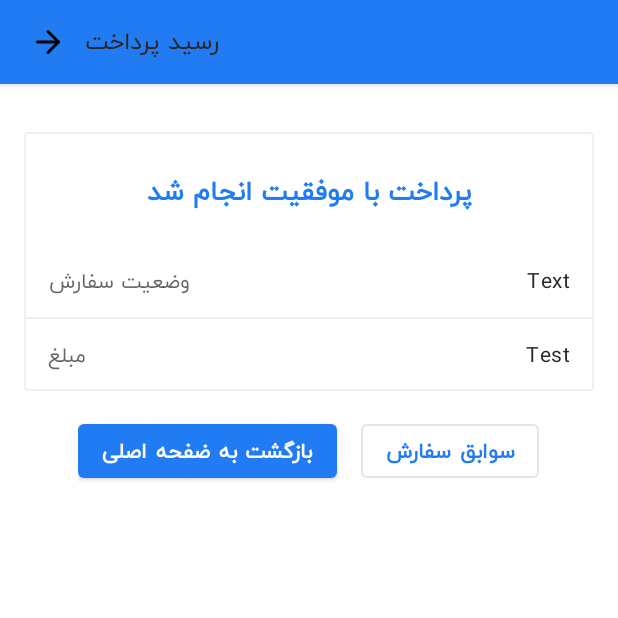
After one commit to codewithminer/NikeShop, an Android app: the CheckoutActivity screen opened directly, with no data from a screen before it, on a phone screen of 412 x 824 dp, the top half of it. The commit adds this screen. Run offline under Robolectric (Android 15) with nearby library versions, the phone set to English and light mode, and no system bars; network calls fail.

Commit message:
checkout part1

```diff
--- a/app/src/main/java/com/example/nikeshop/data/CartResponse.kt
+++ b/app/src/main/java/com/example/nikeshop/data/CartResponse.kt
@@ -1,4 +1,7 @@
 package com.example.nikeshop.data
+
+import android.os.Parcelable
+import kotlinx.android.parcel.Parcelize
 
 data class CartResponse(
     val cart_items: List<CartItem>,
@@ -7,8 +10,9 @@ data class CartResponse(
     val total_price: Int
 )
 
+@Parcelize
 data class PurchaseDetail(
     var totalPrice:Int,
     var shipping_cost: Int,
     var payable_price: Int
-        )
+        ): Parcelable
--- /dev/null
+++ b/app/src/main/java/com/example/nikeshop/data/SubmitOrderResult.kt
@@ -0,0 +1,6 @@
+package com.example.nikeshop.data
+
+data class SubmitOrderResult(
+    val order_id:Int,
+    val bank_gateway_url:String
+)
--- /dev/null
+++ b/app/src/main/java/com/example/nikeshop/feature/checkout/CheckoutActivity.kt
@@ -0,0 +1,12 @@
+package com.example.nikeshop.feature.checkout
+
+import androidx.appcompat.app.AppCompatActivity
+import android.os.Bundle
+import com.example.nikeshop.R
+
+class CheckoutActivity : AppCompatActivity() {
+    override fun onCreate(savedInstanceState: Bundle?) {
+        super.onCreate(savedInstanceState)
+        setContentView(R.layout.activity_checkout)
+    }
+}
--- /dev/null
+++ b/app/src/main/res/layout/activity_checkout.xml
@@ -0,0 +1,133 @@
+<?xml version="1.0" encoding="utf-8"?>
+<androidx.coordinatorlayout.widget.CoordinatorLayout xmlns:android="http://schemas.android.com/apk/res/android"
+    xmlns:app="http://schemas.android.com/apk/res-auto"
+    xmlns:tools="http://schemas.android.com/tools"
+    android:layout_width="match_parent"
+    android:layout_height="match_parent"
+    tools:context=".feature.checkout.CheckoutActivity">
+
+    <com.google.android.material.appbar.AppBarLayout
+        android:layout_width="match_parent"
+        android:layout_height="wrap_content">
+        <com.example.nikeshop.view.NikeToolBar
+            android:layout_width="match_parent"
+            android:layout_height="?actionBarSize"
+            app:nt_toolbar="@string/checkoutToolbarTitle"/>
+    </com.google.android.material.appbar.AppBarLayout>
+
+    <LinearLayout
+        android:layout_width="match_parent"
+        android:layout_height="wrap_content"
+        android:orientation="vertical"
+        android:paddingTop="32dp"
+        app:layout_behavior="com.google.android.material.appbar.AppBarLayout$ScrollingViewBehavior">
+
+        <androidx.constraintlayout.widget.ConstraintLayout
+            android:layout_width="match_parent"
+            android:layout_height="wrap_content"
+            android:layout_marginEnd="16dp"
+            android:layout_marginStart="16dp"
+            android:background="@drawable/background_comment">
+
+            <TextView
+                android:id="@+id/purchaseStatusTv"
+                android:layout_width="wrap_content"
+                android:layout_height="wrap_content"
+                android:layout_marginTop="24dp"
+                android:text="پرداخت با موفقیت انجام شد"
+                android:textAppearance="?textAppearanceHeadline5"
+                android:textColor="?colorPrimary"
+                android:textStyle="bold"
+                app:layout_constraintEnd_toEndOf="parent"
+                app:layout_constraintStart_toStartOf="parent"
+                app:layout_constraintTop_toTopOf="parent" />
+
+            <TextView
+                android:id="@+id/textView7"
+                android:layout_width="wrap_content"
+                android:layout_height="wrap_content"
+                android:layout_marginStart="16dp"
+                android:layout_marginTop="32dp"
+                android:text="@string/purchaseStatus"
+                android:textAppearance="?textAppearanceBody1"
+                android:textColor="?android:textColorSecondary"
+                app:layout_constraintStart_toStartOf="parent"
+                app:layout_constraintTop_toBottomOf="@+id/purchaseStatusTv" />
+
+
+            <TextView
+                android:id="@+id/orderStatusTv"
+                android:layout_width="wrap_content"
+                android:layout_height="wrap_content"
+                android:layout_marginEnd="16dp"
+                android:text="Text"
+                android:textAppearance="?textAppearanceBody1"
+                app:layout_constraintBottom_toBottomOf="@+id/textView7"
+                app:layout_constraintEnd_toEndOf="parent"
+                app:layout_constraintTop_toTopOf="@+id/textView7" />
+
+            <View
+                android:id="@+id/view3"
+                android:layout_width="0dp"
+                android:layout_height="1dp"
+                android:layout_marginTop="12dp"
+                android:background="?dividerColor"
+                app:layout_constraintEnd_toEndOf="parent"
+                app:layout_constraintStart_toStartOf="parent"
+                app:layout_constraintTop_toBottomOf="@+id/textView7" />
+
+
+            <TextView
+                android:id="@+id/textView8"
+                android:layout_width="wrap_content"
+                android:layout_height="wrap_content"
+                android:layout_marginTop="12dp"
+                android:layout_marginBottom="12dp"
+                android:text="@string/price"
+                android:textAppearance="?textAppearanceBody1"
+                android:textColor="?android:textColorSecondary"
+                app:layout_constraintBottom_toBottomOf="parent"
+                app:layout_constraintStart_toStartOf="@+id/textView7"
+                app:layout_constraintTop_toBottomOf="@+id/view3" />
+
+            <TextView
+                android:id="@+id/orderPriceTv"
+                android:layout_width="wrap_content"
+                android:layout_height="wrap_content"
+                android:text="Test"
+                android:textAppearance="?textAppearanceBody1"
+                app:layout_constraintBottom_toBottomOf="@+id/textView8"
+                app:layout_constraintEnd_toEndOf="@+id/orderStatusTv"
+                app:layout_constraintTop_toTopOf="@+id/textView8" />
+
+
+        </androidx.constraintlayout.widget.ConstraintLayout>
+
+            <LinearLayout
+                android:layout_width="wrap_content"
+                android:layout_height="wrap_content"
+                android:layout_gravity="center_horizontal"
+                android:layout_marginTop="16dp">
+
+                <com.google.android.material.button.MaterialButton
+                    android:id="@+id/returnHomeBtn"
+                    android:layout_width="wrap_content"
+                    android:layout_height="wrap_content"
+                    android:layout_marginEnd="8dp"
+                    android:textStyle="bold"
+                    android:text="@string/returnHome"/>
+
+                <com.google.android.material.button.MaterialButton
+                    android:id="@+id/orderHistoryBtn"
+                    android:layout_width="wrap_content"
+                    android:layout_height="wrap_content"
+                    android:textStyle="bold"
+                    android:text="@string/orderHistory"
+                    style="@style/Widget.MaterialComponents.Button.OutlinedButton"
+                    android:layout_marginStart="8dp"/>
+
+            </LinearLayout>
+
+    </LinearLayout>
+
+</androidx.coordinatorlayout.widget.CoordinatorLayout>
--- a/app/src/main/res/values/strings.xml
+++ b/app/src/main/res/values/strings.xml
@@ -49,4 +49,24 @@
     <string name="cartEmptyStateCallToAction">ورود به حساب کاربری</string>
     <string name="cartEmptyState">هیچ خبری اینجا نیست!</string>
 
+    <string name="shippingToolbarTitle">انتخاب تحویل گیرنده و شیوه پرداخت</string>
+    <string name="onlinePayment">پرداخت اینترنتی</string>
+    <string name="cashOnDelivery">پرداخت در منزل</string>
+
+    <string name="firstName">نام</string>
+    <string name="lastName">نام خانوادگی</string>
+    <string name="postalCode">کد پستی</string>
+    <string name="phoneNumber">شماه موبایل</string>
+    <string name="address">آدرس</string>
+
+    <string name="checkoutToolbarTitle">رسید پرداخت</string>
+    <string name="returnHome">بازگشت به ضفحه اصلی</string>
+    <string name="orderHistory">سوابق سفارش</string>
+
+    <string name="purchaseStatus">وضعیت سفارش</string>
+    <string name="price">مبلغ</string>
+
+
+
+
 </resources>
```
Also changed, not shown: app/src/main/AndroidManifest.xml (+10 -2 lines), app/src/main/java/com/example/nikeshop/data/Checkout.kt (added, +7 -0 lines), app/src/main/java/com/example/nikeshop/feature/cart/CartFragment.kt (+7 -0 lines), app/src/main/java/com/example/nikeshop/feature/shipping/ShippingActivity.kt (added, +27 -0 lines), app/src/main/java/com/example/nikeshop/service/ApiService.kt (+7 -0 lines), app/src/main/res/layout/activity_shipping_acrivity.xml (added, +142 -0 lines), app/src/main/res/values/styles.xml (+10 -0 lines).
